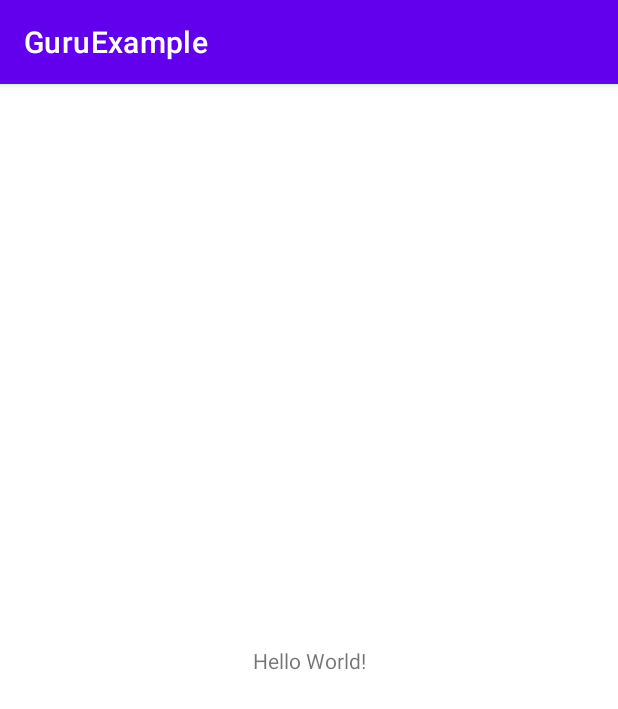
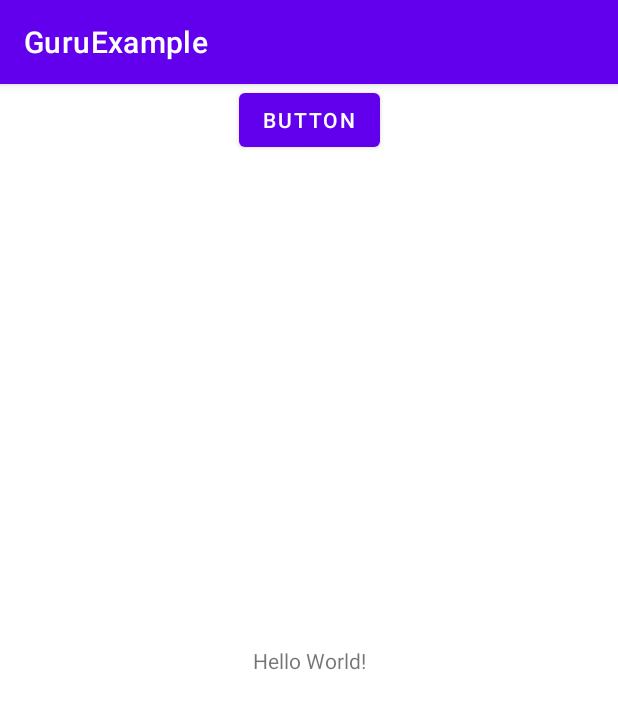
Before and after one commit to leejieun2020111646/GURU2-ANDROID31, an Android app: the screen it shows after launch (MainActivity), on a phone screen of 412 x 824 dp. Shown: the top 709 px of the screen. Run offline under Robolectric (Android 15) with nearby library versions, the light colour scheme and no system bars.

Commit message:
Button 추가

```diff
--- a/app/src/main/res/layout/activity_main.xml
+++ b/app/src/main/res/layout/activity_main.xml
@@ -15,4 +15,13 @@
         app:layout_constraintStart_toStartOf="parent"
         app:layout_constraintTop_toTopOf="parent" />
 
+    <Button
+        android:id="@+id/button"
+        android:layout_width="wrap_content"
+        android:layout_height="wrap_content"
+        android:text="Button"
+        app:layout_constraintEnd_toEndOf="parent"
+        app:layout_constraintStart_toStartOf="parent"
+        tools:layout_editor_absoluteY="459dp" />
+
 </androidx.constraintlayout.widget.ConstraintLayout>
```
